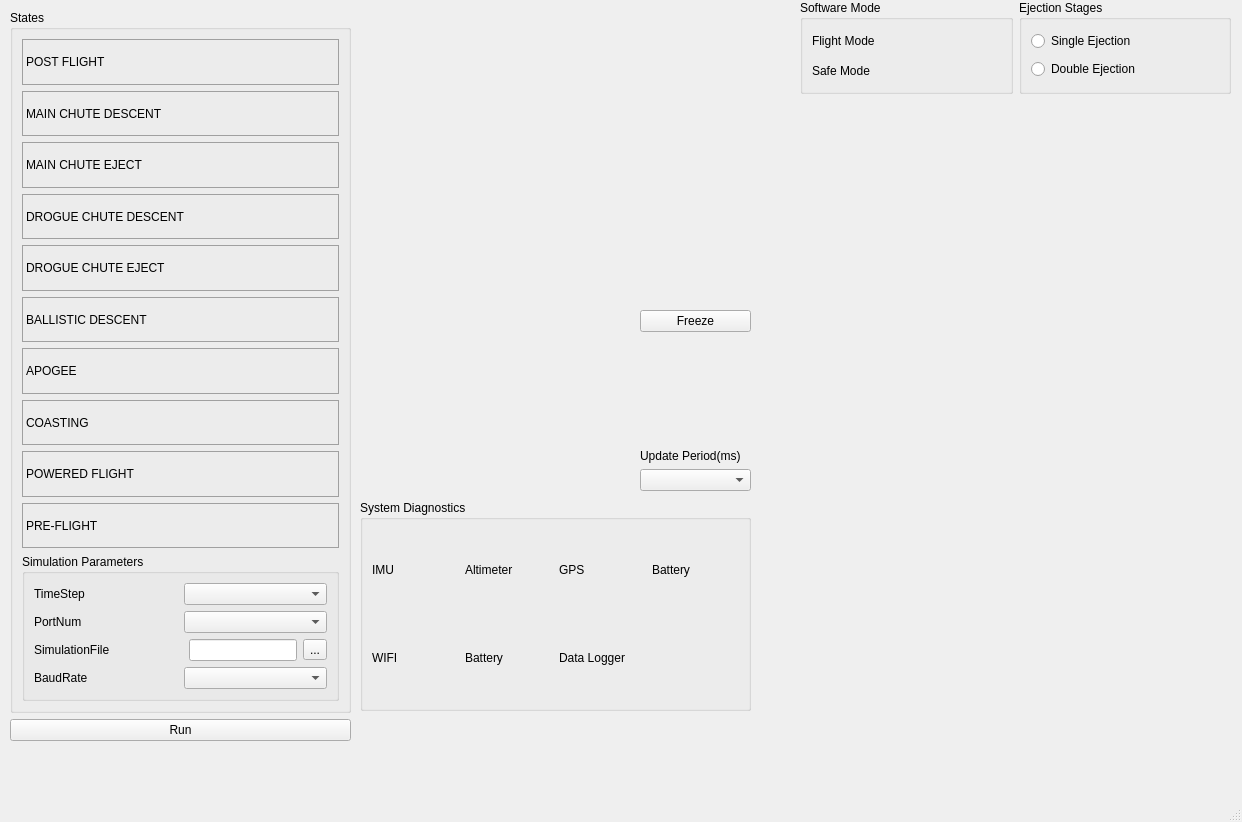
Qt form app/NaFCSE/mainwindow.ui (bytecod3/Nakuja-Flight-Computer-Simulation-Engine) before a commit.
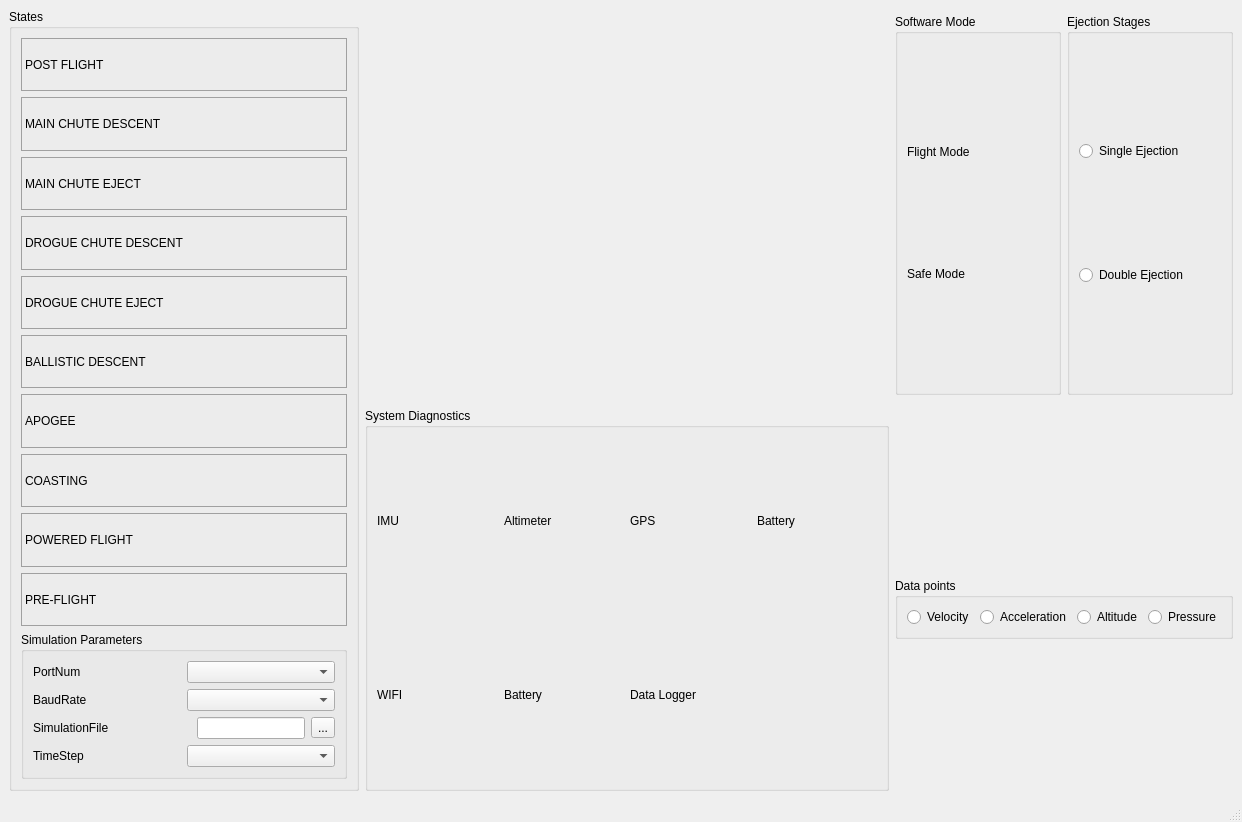
The same form after that commit. Icons and pictures are not drawn.

Commit message: adds rocket render placeholder

```diff
--- a/app/NaFCSE/mainwindow.ui
+++ b/app/NaFCSE/mainwindow.ui
@@ -20,23 +20,21 @@
    <string>MainWindow</string>
   </property>
   <widget class="QWidget" name="centralwidget">
-   <widget class="QWidget" name="verticalLayoutWidget">
-    <property name="geometry">
-     <rect>
-      <x>10</x>
-      <y>10</y>
-      <width>341</width>
-      <height>751</height>
-     </rect>
-    </property>
-    <layout class="QVBoxLayout" name="verticalLayout" stretch="2,1">
-     <property name="bottomMargin">
-      <number>20</number>
-     </property>
-     <item>
-      <layout class="QVBoxLayout" name="verticalLayout_5">
+   <property name="sizePolicy">
+    <sizepolicy hsizetype="Preferred" vsizetype="Preferred">
+     <horstretch>0</horstretch>
+     <verstretch>0</verstretch>
+    </sizepolicy>
+   </property>
+   <layout class="QHBoxLayout" name="horizontalLayout_9" stretch="0,0,0">
        <item>
         <widget class="QGroupBox" name="groupBox">
+      <property name="maximumSize">
+       <size>
+        <width>350</width>
+        <height>16777215</height>
+       </size>
+      </property>
          <property name="title">
           <string>States</string>
          </property>
@@ -157,12 +155,7 @@
              <string>Simulation Parameters</string>
             </property>
             <layout class="QGridLayout" name="gridLayout">
-             <item row="0" column="0">
-              <layout class="QVBoxLayout" name="verticalLayout_2">
-               <property name="sizeConstraint">
-                <enum>QLayout::SetFixedSize</enum>
-               </property>
-               <item>
+          <item row="2" column="0">
                 <layout class="QHBoxLayout" name="horizontalLayout_4">
                  <item>
                   <widget class="QLabel" name="label_12">
@@ -176,6 +169,11 @@
                  </item>
                 </layout>
                </item>
+          <item row="0" column="0">
+           <layout class="QVBoxLayout" name="verticalLayout_2">
+            <property name="sizeConstraint">
+             <enum>QLayout::SetFixedSize</enum>
+            </property>
                <item>
                 <layout class="QHBoxLayout" name="horizontalLayout_2">
                  <item>
@@ -191,6 +189,22 @@
                 </layout>
                </item>
                <item>
+             <layout class="QHBoxLayout" name="horizontalLayout_3">
+              <item>
+               <widget class="QLabel" name="label_11">
+                <property name="text">
+                 <string>BaudRate</string>
+                </property>
+               </widget>
+              </item>
+              <item>
+               <widget class="QComboBox" name="comboBox_2"/>
+              </item>
+             </layout>
+            </item>
+           </layout>
+          </item>
+          <item row="1" column="0">
                 <layout class="QHBoxLayout" name="horizontalLayout">
                  <item>
                   <widget class="QLabel" name="label_9">
@@ -224,48 +238,27 @@
                  </item>
                 </layout>
                </item>
-               <item>
-                <layout class="QHBoxLayout" name="horizontalLayout_3">
-                 <item>
-                  <widget class="QLabel" name="label_11">
-                   <property name="text">
-                    <string>BaudRate</string>
-                   </property>
-                  </widget>
-                 </item>
-                 <item>
-                  <widget class="QComboBox" name="comboBox_2"/>
-                 </item>
-                </layout>
-               </item>
-              </layout>
-             </item>
-            </layout>
+         </layout>
            </widget>
           </item>
          </layout>
         </widget>
        </item>
-      </layout>
-     </item>
      <item>
-      <widget class="QPushButton" name="pushButton">
-       <property name="text">
-        <string>Run</string>
-       </property>
-      </widget>
-     </item>
-    </layout>
-   </widget>
+     <layout class="QVBoxLayout" name="verticalLayout_9">
+      <property name="topMargin">
+       <number>10</number>
+      </property>
+      <item>
+       <widget class="QFrame" name="verticalFrame_7">
+        <property name="styleSheet">
+         <string notr="true">border-image: url(:/images/render.png) 0 0 0 0 stretch stretch;</string>
+        </property>
+        <layout class="QVBoxLayout" name="rocketOrientation"/>
+       </widget>
+      </item>
+      <item>
    <widget class="QGroupBox" name="groupBox_5">
-    <property name="geometry">
-     <rect>
-      <x>360</x>
-      <y>500</y>
-      <width>391</width>
-      <height>211</height>
-     </rect>
-    </property>
     <property name="title">
      <string>System Diagnostics</string>
     </property>
@@ -346,27 +339,39 @@
      </item>
     </layout>
    </widget>
-   <widget class="QWidget" name="horizontalLayoutWidget_5">
-    <property name="geometry">
-     <rect>
-      <x>800</x>
-      <y>0</y>
-      <width>431</width>
-      <height>99</height>
-     </rect>
-    </property>
+      </item>
+     </layout>
+    </item>
+    <item>
+     <layout class="QVBoxLayout" name="verticalLayout_8">
+      <property name="topMargin">
+       <number>5</number>
+      </property>
+      <item>
     <layout class="QHBoxLayout" name="horizontalLayout_5">
      <property name="bottomMargin">
       <number>5</number>
      </property>
      <item>
       <widget class="QGroupBox" name="groupBox_3">
+          <property name="sizePolicy">
+           <sizepolicy hsizetype="Preferred" vsizetype="Preferred">
+            <horstretch>0</horstretch>
+            <verstretch>0</verstretch>
+           </sizepolicy>
+          </property>
        <property name="title">
         <string>Software Mode</string>
        </property>
        <layout class="QVBoxLayout" name="verticalLayout_6">
         <item>
          <widget class="QLabel" name="label_16">
+             <property name="sizePolicy">
+              <sizepolicy hsizetype="Preferred" vsizetype="Maximum">
+               <horstretch>0</horstretch>
+               <verstretch>0</verstretch>
+              </sizepolicy>
+             </property>
           <property name="text">
            <string>Flight Mode</string>
           </property>
@@ -374,6 +379,12 @@
         </item>
         <item>
          <widget class="QLabel" name="label_15">
+             <property name="sizePolicy">
+              <sizepolicy hsizetype="Preferred" vsizetype="Maximum">
+               <horstretch>0</horstretch>
+               <verstretch>0</verstretch>
+              </sizepolicy>
+             </property>
           <property name="text">
            <string>Safe Mode</string>
           </property>
@@ -384,6 +395,12 @@
      </item>
      <item>
       <widget class="QGroupBox" name="groupBox_4">
+          <property name="sizePolicy">
+           <sizepolicy hsizetype="Preferred" vsizetype="Preferred">
+            <horstretch>0</horstretch>
+            <verstretch>0</verstretch>
+           </sizepolicy>
+          </property>
        <property name="title">
         <string>Ejection Stages</string>
        </property>
@@ -406,93 +423,70 @@
       </widget>
      </item>
     </layout>
-   </widget>
-   <widget class="QWidget" name="verticalLayoutWidget_4">
-    <property name="geometry">
-     <rect>
-      <x>800</x>
-      <y>110</y>
-      <width>431</width>
-      <height>611</height>
-     </rect>
-    </property>
-    <layout class="QVBoxLayout" name="verticalLayout_7"/>
-   </widget>
-   <widget class="QWidget" name="horizontalLayoutWidget_7">
-    <property name="geometry">
-     <rect>
-      <x>360</x>
-      <y>10</y>
-      <width>421</width>
-      <height>251</height>
-     </rect>
-    </property>
+      </item>
+      <item>
+       <layout class="QVBoxLayout" name="verticalLayout_7">
+        <property name="topMargin">
+         <number>20</number>
+        </property>
+        <item>
+         <widget class="QGroupBox" name="groupBox_6">
+          <property name="sizePolicy">
+           <sizepolicy hsizetype="Minimum" vsizetype="Maximum">
+            <horstretch>0</horstretch>
+            <verstretch>0</verstretch>
+           </sizepolicy>
+          </property>
+          <property name="title">
+           <string>Data points</string>
+          </property>
+          <layout class="QHBoxLayout" name="horizontalLayout_8">
+           <item>
+            <layout class="QHBoxLayout" name="horizontalLayout_7">
+             <item>
+              <widget class="QRadioButton" name="radioButton_3">
+               <property name="text">
+                <string>Velocity</string>
+               </property>
+              </widget>
+             </item>
+             <item>
+              <widget class="QRadioButton" name="radioButton_4">
+               <property name="text">
+                <string>Acceleration</string>
+               </property>
+              </widget>
+             </item>
+             <item>
+              <widget class="QRadioButton" name="radioButton_5">
+               <property name="text">
+                <string>Altitude</string>
+               </property>
+              </widget>
+             </item>
+             <item>
+              <widget class="QRadioButton" name="radioButton_6">
+               <property name="text">
+                <string>Pressure</string>
+               </property>
+              </widget>
+             </item>
+            </layout>
+           </item>
+          </layout>
+         </widget>
+        </item>
+        <item>
+         <layout class="QHBoxLayout" name="simulatedDataChart"/>
+        </item>
+        <item>
     <layout class="QHBoxLayout" name="accelerationChart"/>
-   </widget>
-   <widget class="QWidget" name="verticalLayoutWidget_5">
-    <property name="geometry">
-     <rect>
-      <x>630</x>
-      <y>300</y>
-      <width>131</width>
-      <height>201</height>
-     </rect>
-    </property>
-    <layout class="QVBoxLayout" name="verticalLayout_8">
-     <property name="leftMargin">
-      <number>10</number>
-     </property>
-     <property name="topMargin">
-      <number>10</number>
-     </property>
-     <property name="rightMargin">
-      <number>10</number>
-     </property>
-     <property name="bottomMargin">
-      <number>10</number>
-     </property>
-     <item>
-      <widget class="QPushButton" name="pushButton_2">
-       <property name="text">
-        <string>Freeze</string>
-       </property>
-      </widget>
-     </item>
-     <item>
-      <spacer name="verticalSpacer">
-       <property name="orientation">
-        <enum>Qt::Vertical</enum>
-       </property>
-       <property name="sizeHint" stdset="0">
-        <size>
-         <width>20</width>
-         <height>40</height>
-        </size>
-       </property>
-      </spacer>
-     </item>
-     <item>
-      <layout class="QVBoxLayout" name="verticalLayout_9">
-       <item>
-        <widget class="QLabel" name="label_24">
-         <property name="sizePolicy">
-          <sizepolicy hsizetype="Preferred" vsizetype="Fixed">
-           <horstretch>0</horstretch>
-           <verstretch>0</verstretch>
-          </sizepolicy>
-         </property>
-         <property name="text">
-          <string>Update Period(ms)</string>
-         </property>
-        </widget>
-       </item>
-       <item>
-        <widget class="QComboBox" name="comboBox_4"/>
-       </item>
+        </item>
+       </layout>
+      </item>
       </layout>
      </item>
     </layout>
-   </widget>
   </widget>
   <widget class="QMenuBar" name="menubar">
    <property name="geometry">
```
Lines whose indentation alone changed are shown as unchanged. The commit also changes 7 other files.
